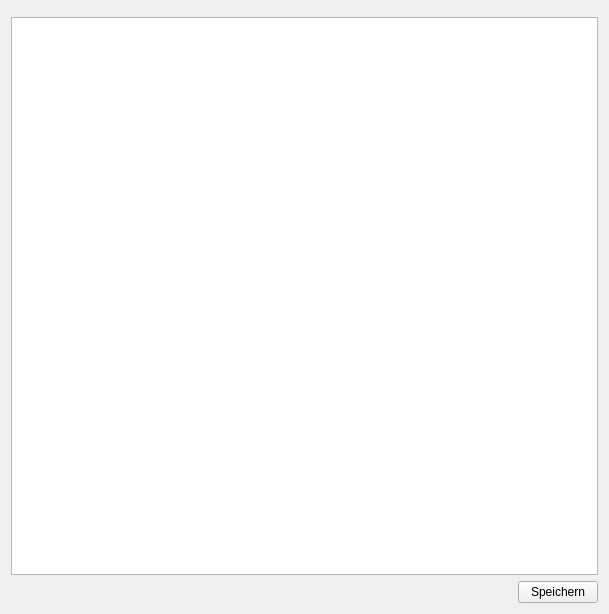
Qt form commercial/03_input_program/frm_single.ui (ices-eg/Thuenen) before a commit.
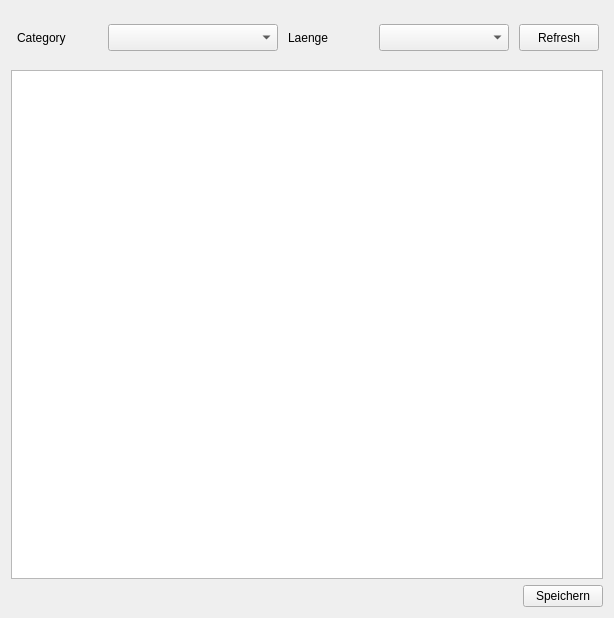
The same form after that commit. Custom widgets are drawn as their Qt base class.

What changed in the file:
```diff
--- a/commercial/03_input_program/frm_single.ui
+++ b/commercial/03_input_program/frm_single.ui
@@ -6,16 +6,195 @@
    <rect>
     <x>0</x>
     <y>0</y>
-    <width>609</width>
-    <height>614</height>
+    <width>614</width>
+    <height>618</height>
    </rect>
   </property>
   <property name="windowTitle">
    <string>Form</string>
   </property>
-  <layout class="QVBoxLayout" name="verticalLayout">
+  <layout class="QVBoxLayout" name="verticalLayout_2">
    <item>
-    <widget class="Wgt_Species_Chooser" name="wgt_species" native="true"/>
+    <layout class="QHBoxLayout" name="horizontalLayout_3">
+     <item>
+      <widget class="Wgt_Species_Chooser" name="wgt_species" native="true"/>
+     </item>
+     <item>
+      <layout class="QVBoxLayout" name="verticalLayout">
+       <item>
+        <spacer name="verticalSpacer">
+         <property name="orientation">
+          <enum>Qt::Vertical</enum>
+         </property>
+         <property name="sizeType">
+          <enum>QSizePolicy::Fixed</enum>
+         </property>
+         <property name="sizeHint" stdset="0">
+          <size>
+           <width>20</width>
+           <height>13</height>
+          </size>
+         </property>
+        </spacer>
+       </item>
+       <item>
+        <layout class="QHBoxLayout" name="horizontalLayout_2">
+         <item>
+          <spacer name="horizontalSpacer_2">
+           <property name="orientation">
+            <enum>Qt::Horizontal</enum>
+           </property>
+           <property name="sizeHint" stdset="0">
+            <size>
+             <width>18</width>
+             <height>20</height>
+            </size>
+           </property>
+          </spacer>
+         </item>
+         <item>
+          <widget class="QLabel" name="label">
+           <property name="sizePolicy">
+            <sizepolicy hsizetype="Preferred" vsizetype="Preferred">
+             <horstretch>0</horstretch>
+             <verstretch>0</verstretch>
+            </sizepolicy>
+           </property>
+           <property name="minimumSize">
+            <size>
+             <width>85</width>
+             <height>0</height>
+            </size>
+           </property>
+           <property name="text">
+            <string>Category</string>
+           </property>
+          </widget>
+         </item>
+         <item>
+          <widget class="QComboBox" name="cb_fishCategory">
+           <property name="sizePolicy">
+            <sizepolicy hsizetype="Fixed" vsizetype="Minimum">
+             <horstretch>0</horstretch>
+             <verstretch>0</verstretch>
+            </sizepolicy>
+           </property>
+           <property name="minimumSize">
+            <size>
+             <width>170</width>
+             <height>25</height>
+            </size>
+           </property>
+          </widget>
+         </item>
+         <item>
+          <spacer name="horizontalSpacer_3">
+           <property name="orientation">
+            <enum>Qt::Horizontal</enum>
+           </property>
+           <property name="sizeHint" stdset="0">
+            <size>
+             <width>28</width>
+             <height>20</height>
+            </size>
+           </property>
+          </spacer>
+         </item>
+         <item>
+          <widget class="QLabel" name="label_2">
+           <property name="minimumSize">
+            <size>
+             <width>85</width>
+             <height>0</height>
+            </size>
+           </property>
+           <property name="text">
+            <string>Laenge</string>
+           </property>
+          </widget>
+         </item>
+         <item>
+          <widget class="QComboBox" name="cb_length_class">
+           <property name="sizePolicy">
+            <sizepolicy hsizetype="Preferred" vsizetype="Minimum">
+             <horstretch>0</horstretch>
+             <verstretch>0</verstretch>
+            </sizepolicy>
+           </property>
+           <property name="minimumSize">
+            <size>
+             <width>130</width>
+             <height>25</height>
+            </size>
+           </property>
+          </widget>
+         </item>
+         <item>
+          <spacer name="horizontalSpacer_4">
+           <property name="orientation">
+            <enum>Qt::Horizontal</enum>
+           </property>
+           <property name="sizeHint" stdset="0">
+            <size>
+             <width>28</width>
+             <height>20</height>
+            </size>
+           </property>
+          </spacer>
+         </item>
+         <item>
+          <widget class="QPushButton" name="btn_refresh">
+           <property name="sizePolicy">
+            <sizepolicy hsizetype="Minimum" vsizetype="Minimum">
+             <horstretch>0</horstretch>
+             <verstretch>0</verstretch>
+            </sizepolicy>
+           </property>
+           <property name="minimumSize">
+            <size>
+             <width>80</width>
+             <height>27</height>
+            </size>
+           </property>
+           <property name="text">
+            <string>Refresh</string>
+           </property>
+          </widget>
+         </item>
+         <item>
+          <spacer name="horizontalSpacer_5">
+           <property name="orientation">
+            <enum>Qt::Horizontal</enum>
+           </property>
+           <property name="sizeHint" stdset="0">
+            <size>
+             <width>28</width>
+             <height>20</height>
+            </size>
+           </property>
+          </spacer>
+         </item>
+        </layout>
+       </item>
+       <item>
+        <spacer name="verticalSpacer_2">
+         <property name="orientation">
+          <enum>Qt::Vertical</enum>
+         </property>
+         <property name="sizeType">
+          <enum>QSizePolicy::Fixed</enum>
+         </property>
+         <property name="sizeHint" stdset="0">
+          <size>
+           <width>20</width>
+           <height>13</height>
+          </size>
+         </property>
+        </spacer>
+       </item>
+      </layout>
+     </item>
+    </layout>
    </item>
    <item>
     <widget class="SingleTableView" name="tv_single"/>
```
Left out of the diff: 7 changed lines with no effect on the pictures.
